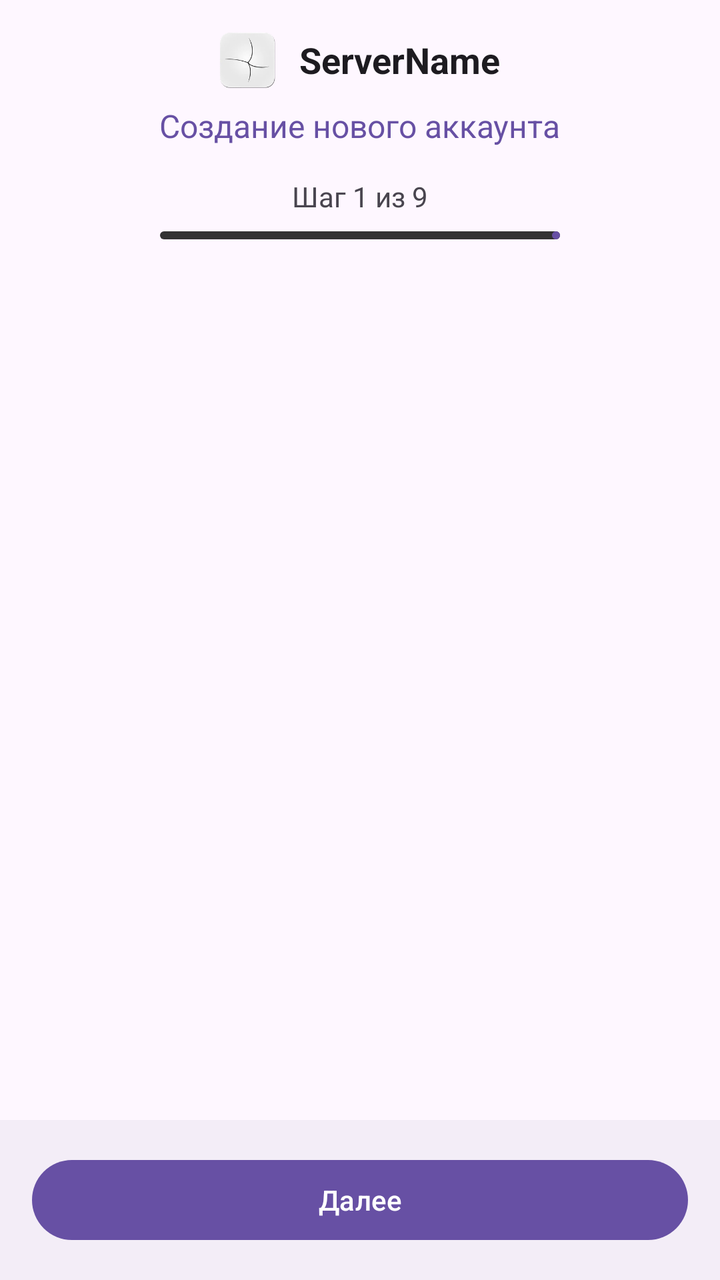
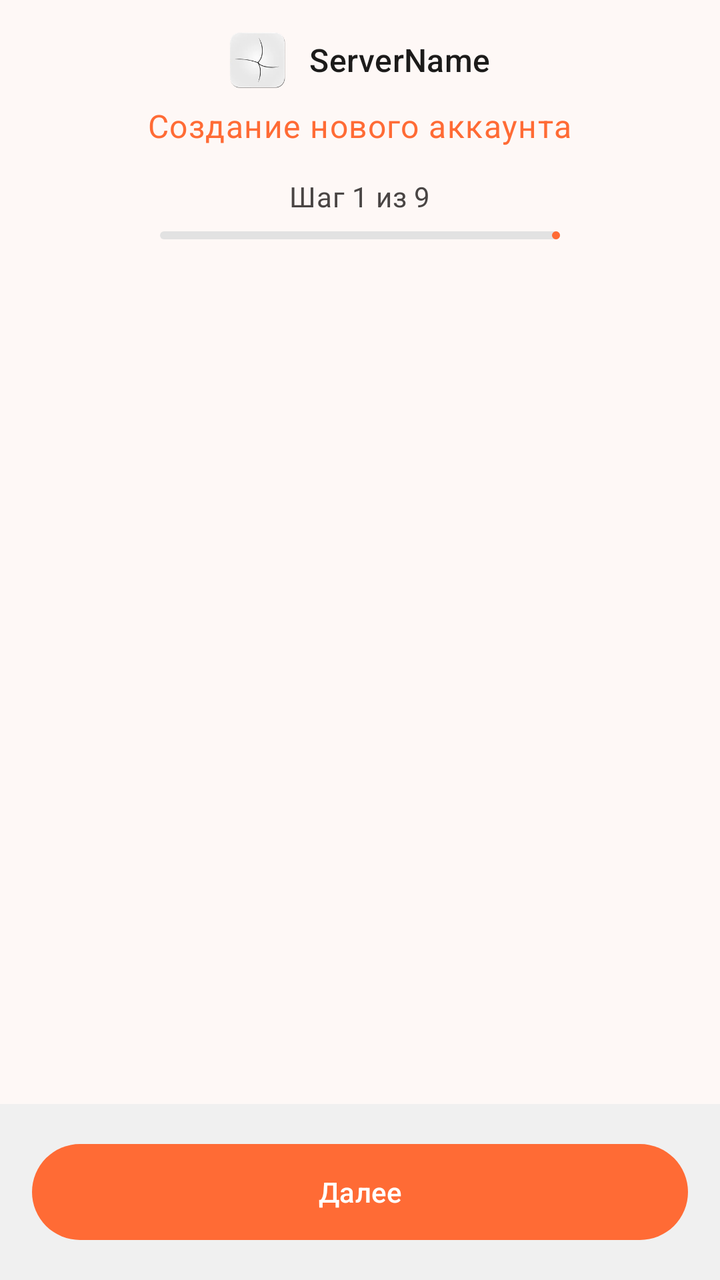

Two renders of the same Android screen: before a commit and after it. Below are the layout's source before the change and the commit's diff.
<!-- AndroidManifest.xml: activity theme Theme.BarkfluffClientAndroid -->
<!-- res/layout/activity_register.xml -->
<?xml version="1.0" encoding="utf-8"?>
<androidx.coordinatorlayout.widget.CoordinatorLayout xmlns:android="http://schemas.android.com/apk/res/android"
    xmlns:app="http://schemas.android.com/apk/res-auto"
    android:layout_width="match_parent"
    android:layout_height="match_parent"
    android:background="?android:attr/colorBackground"
    android:fitsSystemWindows="true">

    <LinearLayout
        android:layout_width="match_parent"
        android:layout_height="match_parent"
        android:orientation="vertical">

        
        <LinearLayout
            android:id="@+id/headerPanel"
            android:layout_width="match_parent"
            android:layout_height="wrap_content"
            android:orientation="vertical"
            android:paddingStart="16dp"
            android:paddingTop="16dp"
            android:paddingEnd="16dp"
            android:paddingBottom="8dp">

            
            <LinearLayout
                android:layout_width="wrap_content"
                android:layout_height="wrap_content"
                android:layout_gravity="center_horizontal"
                android:gravity="center_vertical"
                android:orientation="horizontal">

                <ImageView
                    android:layout_width="28dp"
                    android:layout_height="28dp"
                    android:src="@mipmap/ic_launcher"
                    android:contentDescription="@string/app_name" />

                <TextView
                    android:id="@+id/serverNameText"
                    android:layout_width="wrap_content"
                    android:layout_height="wrap_content"
                    android:layout_marginStart="12dp"
                    android:text="ServerName"
                    android:textColor="?attr/colorOnSurface"
                    android:textSize="18sp"
                    android:textStyle="bold" />
            </LinearLayout>

            
            <TextView
                android:id="@+id/titleText"
                android:layout_width="wrap_content"
                android:layout_height="wrap_content"
                android:layout_gravity="center_horizontal"
                android:layout_marginTop="8dp"
                android:text="Создание нового аккаунта"
                android:textColor="?attr/colorPrimary"
                android:textSize="16sp" />

            
            <TextView
                android:id="@+id/stepIndicatorText"
                android:layout_width="wrap_content"
                android:layout_height="wrap_content"
                android:layout_gravity="center_horizontal"
                android:layout_marginTop="15dp"
                android:text="Шаг 1 из 9"
                android:textColor="?attr/colorOnSurfaceVariant"
                android:textSize="14sp" />

            
            <com.google.android.material.progressindicator.LinearProgressIndicator
                android:id="@+id/stepProgressBar"
                android:layout_width="200dp"
                android:layout_height="wrap_content"
                android:layout_gravity="center_horizontal"
                android:layout_marginTop="8dp"
                android:indeterminate="false"
                app:indicatorColor="?attr/colorPrimary"
                app:trackColor="#333333"
                app:trackThickness="4dp" />
        </LinearLayout>

        
        <FrameLayout
            android:id="@+id/contentFrame"
            android:layout_width="match_parent"
            android:layout_height="0dp"
            android:layout_weight="1" />

        
        <LinearLayout
            android:id="@+id/buttonPanel"
            android:layout_width="match_parent"
            android:layout_height="wrap_content"
            android:orientation="horizontal"
            android:padding="16dp"
            android:background="?attr/colorSurfaceContainer">

            <com.google.android.material.button.MaterialButton
                android:id="@+id/nextButton"
                android:layout_width="match_parent"
                android:layout_height="wrap_content"
                android:text="Далее" />
        </LinearLayout>
    </LinearLayout>
</androidx.coordinatorlayout.widget.CoordinatorLayout>
<!-- resources referenced by this layout -->
<resources>
  <style name="Base.Theme.BarkfluffClientAndroid" parent="Theme.Material3.DayNight.NoActionBar">
          
          <item name="android:windowLayoutInDisplayCutoutMode" tools:targetApi="p">shortEdges</item>
          <item name="android:statusBarColor">@android:color/transparent</item>
          <item name="android:navigationBarColor">@android:color/transparent</item>
          <item name="android:windowBackground">?android:attr/colorBackground</item>
  
          
          <item name="shapeAppearanceSmallComponent">@style/ShapeAppearance.Material3.SmallComponent</item>
          <item name="shapeAppearanceMediumComponent">@style/ShapeAppearance.Material3.MediumComponent</item>
          <item name="shapeAppearanceLargeComponent">@style/ShapeAppearance.Material3.LargeComponent</item>
  
          
          <item name="textAppearanceDisplayLarge">@style/TextAppearance.Material3.DisplayLarge</item>
          <item name="textAppearanceHeadlineLarge">@style/TextAppearance.Material3.HeadlineLarge</item>
          <item name="textAppearanceTitleLarge">@style/TextAppearance.Material3.TitleLarge</item>
      </style>
  <!-- unchanged entries left out for length: 3 -->
</resources>

<!-- the commit's change to res/layout/activity_register.xml (unified diff, before → after) -->
@@ -42,9 +42,8 @@
                     android:layout_height="wrap_content"
                     android:layout_marginStart="12dp"
                     android:text="ServerName"
-                    android:textColor="?attr/colorOnSurface"
-                    android:textSize="18sp"
-                    android:textStyle="bold" />
+                    android:textAppearance="?attr/textAppearanceTitleMedium"
+                    android:textColor="?attr/colorOnSurface" />
             </LinearLayout>
 
             
@@ -55,8 +54,8 @@
                 android:layout_gravity="center_horizontal"
                 android:layout_marginTop="8dp"
                 android:text="Создание нового аккаунта"
-                android:textColor="?attr/colorPrimary"
-                android:textSize="16sp" />
+                android:textAppearance="?attr/textAppearanceBodyLarge"
+                android:textColor="?attr/colorPrimary" />
 
             
             <TextView
@@ -66,8 +65,8 @@
                 android:layout_gravity="center_horizontal"
                 android:layout_marginTop="15dp"
                 android:text="Шаг 1 из 9"
-                android:textColor="?attr/colorOnSurfaceVariant"
-                android:textSize="14sp" />
+                android:textAppearance="?attr/textAppearanceBodyMedium"
+                android:textColor="?attr/colorOnSurfaceVariant" />
 
             
             <com.google.android.material.progressindicator.LinearProgressIndicator
@@ -78,8 +77,9 @@
                 android:layout_marginTop="8dp"
                 android:indeterminate="false"
                 app:indicatorColor="?attr/colorPrimary"
-                app:trackColor="#333333"
-                app:trackThickness="4dp" />
+                app:trackColor="?attr/colorSurfaceContainerHighest"
+                app:trackThickness="4dp"
+                app:trackCornerRadius="2dp" />
         </LinearLayout>
 
         
@@ -101,8 +101,11 @@
             <com.google.android.material.button.MaterialButton
                 android:id="@+id/nextButton"
                 android:layout_width="match_parent"
-                android:layout_height="wrap_content"
-                android:text="Далее" />
+                android:layout_height="56dp"
+                android:text="Далее"
+                android:textAllCaps="false"
+                android:textAppearance="?attr/textAppearanceTitleSmall"
+                app:cornerRadius="28dp" />
         </LinearLayout>
     </LinearLayout>
 </androidx.coordinatorlayout.widget.CoordinatorLayout>
<!-- resource entries referenced after the edit -->
@@ -6,6 +6,47 @@
           <item name="android:statusBarColor">@android:color/transparent</item>
           <item name="android:navigationBarColor">@android:color/transparent</item>
           <item name="android:windowBackground">?android:attr/colorBackground</item>
+  
+          
+          <item name="colorPrimary">@color/primary</item>
+          <item name="colorOnPrimary">@color/on_primary</item>
+          <item name="colorPrimaryContainer">@color/primary_container</item>
+          <item name="colorOnPrimaryContainer">@color/on_primary_container</item>
+  
+          <item name="colorSecondary">@color/secondary</item>
+          <item name="colorOnSecondary">@color/on_secondary</item>
+          <item name="colorSecondaryContainer">@color/secondary_container</item>
+          <item name="colorOnSecondaryContainer">@color/on_secondary_container</item>
+  
+          <item name="colorTertiary">@color/tertiary</item>
+          <item name="colorOnTertiary">@color/on_tertiary</item>
+          <item name="colorTertiaryContainer">@color/tertiary_container</item>
+          <item name="colorOnTertiaryContainer">@color/on_tertiary_container</item>
+  
+          <item name="colorError">@color/error</item>
+          <item name="colorOnError">@color/on_error</item>
+          <item name="colorErrorContainer">@color/error_container</item>
+          <item name="colorOnErrorContainer">@color/on_error_container</item>
+  
+          <item name="colorSurface">@color/surface</item>
+          <item name="colorOnSurface">@color/on_surface</item>
+          <item name="colorOnSurfaceVariant">@color/on_surface_variant</item>
+  
+          <item name="colorSurfaceContainerLowest">@color/surface_container_lowest</item>
+          <item name="colorSurfaceContainerLow">@color/surface_container_low</item>
+          <item name="colorSurfaceContainer">@color/surface_container</item>
+          <item name="colorSurfaceContainerHigh">@color/surface_container_high</item>
+          <item name="colorSurfaceContainerHighest">@color/surface_container_highest</item>
+  
+          <item name="colorOutline">@color/outline</item>
+          <item name="colorOutlineVariant">@color/outline_variant</item>
+  
+          <item name="android:colorBackground">@color/background</item>
+          <item name="colorOnBackground">@color/on_background</item>
+  
+          <item name="colorSurfaceInverse">@color/inverse_surface</item>
+          <item name="colorOnSurfaceInverse">@color/inverse_on_surface</item>
+          <item name="colorPrimaryInverse">@color/inverse_primary</item>
   
           
           <item name="shapeAppearanceSmallComponent">@style/ShapeAppearance.Material3.SmallComponent</item>
@@ -17,6 +58,37 @@
           <item name="textAppearanceHeadlineLarge">@style/TextAppearance.Material3.HeadlineLarge</item>
           <item name="textAppearanceTitleLarge">@style/TextAppearance.Material3.TitleLarge</item>
       </style>
+  <color name="primary">#FF6B35</color>
+  <color name="on_primary">#FFFFFF</color>
+  <color name="primary_container">#FFDAD0</color>
+  <color name="on_primary_container">#4A2000</color>
+  <color name="secondary">#2196F3</color>
+  <color name="on_secondary">#FFFFFF</color>
+  <color name="secondary_container">#D0E4FF</color>
+  <color name="on_secondary_container">#001F3A</color>
+  <color name="tertiary">#03DAC6</color>
+  <color name="on_tertiary">#000000</color>
+  <color name="tertiary_container">#00E5D2</color>
+  <color name="on_tertiary_container">#00202A</color>
+  <color name="error">#BA1A1A</color>
+  <color name="on_error">#FFFFFF</color>
+  <color name="error_container">#FFDAD6</color>
+  <color name="on_error_container">#410002</color>
+  <color name="surface">#FEF8F6</color>
+  <color name="on_surface">#1C1B1A</color>
+  <color name="on_surface_variant">#494544</color>
+  <color name="surface_container_lowest">#FFFFFF</color>
+  <color name="surface_container_low">#FEF8F6</color>
+  <color name="surface_container">#F0F0F0</color>
+  <color name="surface_container_high">#E8E8E8</color>
+  <color name="surface_container_highest">#E2E2E2</color>
+  <color name="outline">#7C7775</color>
+  <color name="outline_variant">#CDC6C4</color>
+  <color name="background">#FEF8F6</color>
+  <color name="on_background">#1C1B1A</color>
+  <color name="inverse_surface">#31302E</color>
+  <color name="inverse_on_surface">#F5F0EE</color>
+  <color name="inverse_primary">#FFB5A0</color>
   <!-- unchanged entries left out for length: 3 -->
 </resources>
 
